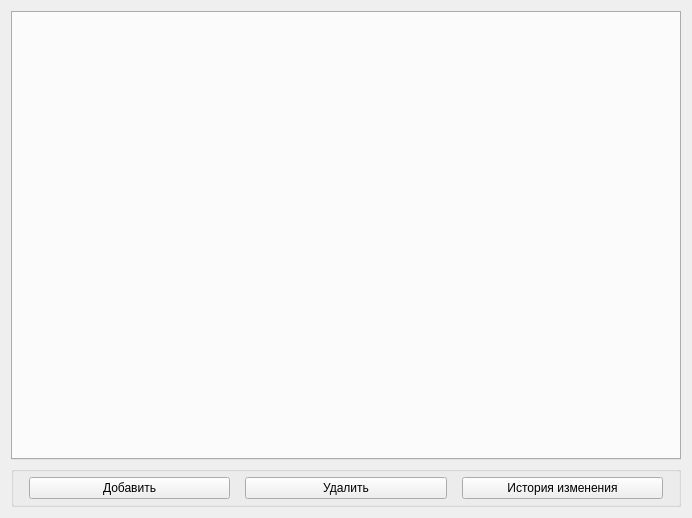
Qt form desktop/resources/ui/central_widget.ui (Lpshkn/shop_database) before a commit.
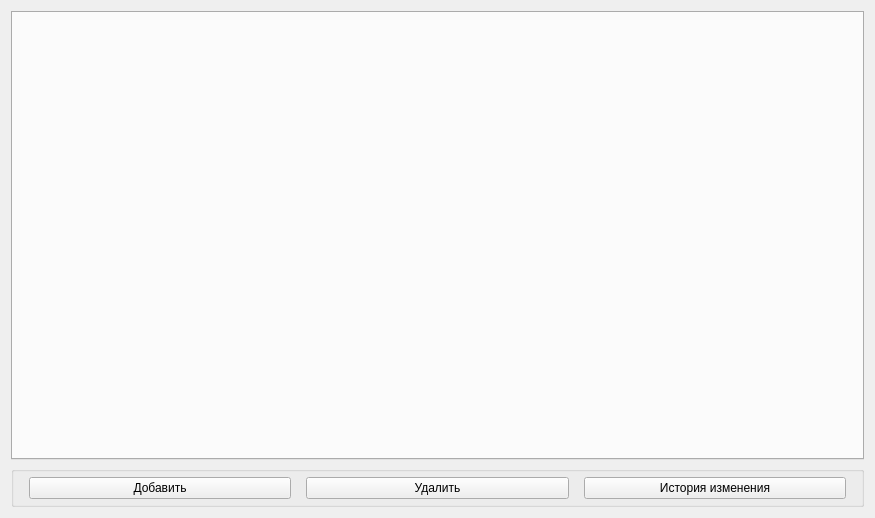
The same form after that commit.

Commit message: Add minor fixes to a ui file and the creating tables method

Diff of the .ui file:
```diff
--- a/desktop/resources/ui/central_widget.ui
+++ b/desktop/resources/ui/central_widget.ui
@@ -6,7 +6,7 @@
    <rect>
     <x>0</x>
     <y>0</y>
-    <width>692</width>
+    <width>875</width>
     <height>518</height>
    </rect>
   </property>
@@ -19,12 +19,6 @@
      <property name="currentIndex">
       <number>-1</number>
      </property>
-     <property name="documentMode">
-      <bool>false</bool>
-     </property>
-     <property name="tabsClosable">
-      <bool>true</bool>
-     </property>
      <property name="movable">
       <bool>true</bool>
      </property>
```
The commit also changes 1 other file.
